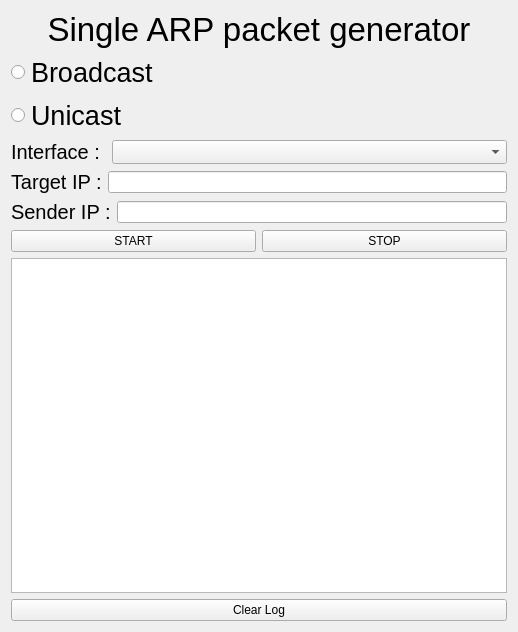
West-wise/Marp, file Marp/widget.ui: the form before one commit.
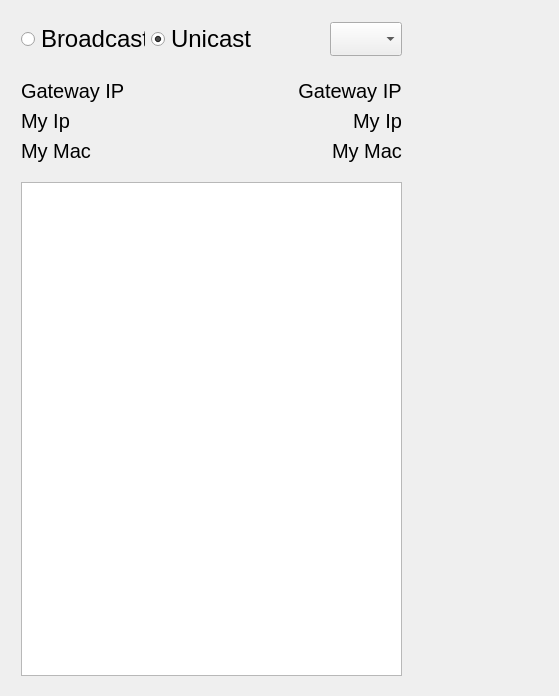
The form after the commit. Icons and pictures are not drawn.

```diff
--- a/Marp/widget.ui
+++ b/Marp/widget.ui
@@ -2,39 +2,60 @@
 <ui version="4.0">
  <class>Widget</class>
  <widget class="QWidget" name="Widget">
+  <property name="windowModality">
+   <enum>Qt::NonModal</enum>
+  </property>
   <property name="geometry">
    <rect>
     <x>0</x>
     <y>0</y>
-    <width>518</width>
-    <height>632</height>
+    <width>559</width>
+    <height>696</height>
    </rect>
   </property>
+  <property name="sizePolicy">
+   <sizepolicy hsizetype="Preferred" vsizetype="Preferred">
+    <horstretch>1</horstretch>
+    <verstretch>0</verstretch>
+   </sizepolicy>
+  </property>
   <property name="windowTitle">
    <string>Widget</string>
   </property>
-  <layout class="QVBoxLayout" name="verticalLayout">
-   <item>
-    <widget class="QLabel" name="label">
-     <property name="sizePolicy">
-      <sizepolicy hsizetype="Preferred" vsizetype="Maximum">
-       <horstretch>0</horstretch>
-       <verstretch>0</verstretch>
-      </sizepolicy>
-     </property>
-     <property name="font">
-      <font>
-       <pointsize>25</pointsize>
-      </font>
-     </property>
-     <property name="text">
-      <string>Single ARP packet generator</string>
-     </property>
-     <property name="alignment">
-      <set>Qt::AlignCenter</set>
-     </property>
-    </widget>
-   </item>
+  <widget class="QWidget" name="">
+   <property name="geometry">
+    <rect>
+     <x>21</x>
+     <y>5</y>
+     <width>381</width>
+     <height>671</height>
+    </rect>
+   </property>
+   <layout class="QGridLayout" name="gridLayout">
+    <item row="0" column="0">
+     <spacer name="verticalSpacer_3">
+      <property name="orientation">
+       <enum>Qt::Vertical</enum>
+      </property>
+      <property name="sizeType">
+       <enum>QSizePolicy::Preferred</enum>
+      </property>
+      <property name="sizeHint" stdset="0">
+       <size>
+        <width>418</width>
+        <height>17</height>
+       </size>
+      </property>
+     </spacer>
+    </item>
+    <item row="1" column="0">
+     <layout class="QHBoxLayout" name="horizontalLayout">
+      <property name="spacing">
+       <number>6</number>
+      </property>
+      <property name="sizeConstraint">
+       <enum>QLayout::SetMinAndMaxSize</enum>
+      </property>
    <item>
     <widget class="QRadioButton" name="rb_broadcast">
      <property name="sizePolicy">
@@ -45,7 +66,7 @@
      </property>
      <property name="font">
       <font>
-       <pointsize>20</pointsize>
+          <pointsize>18</pointsize>
       </font>
      </property>
      <property name="text">
@@ -63,38 +84,66 @@
      </property>
      <property name="font">
       <font>
-       <pointsize>20</pointsize>
+          <pointsize>18</pointsize>
       </font>
      </property>
      <property name="text">
       <string>Unicast</string>
      </property>
+        <property name="checked">
+         <bool>true</bool>
+        </property>
+        <property name="autoRepeat">
+         <bool>false</bool>
+        </property>
     </widget>
    </item>
    <item>
-    <layout class="QHBoxLayout" name="horizontalLayout_3">
-     <item>
-      <widget class="QLabel" name="label_2">
+       <widget class="QPushButton" name="btn_scan">
        <property name="sizePolicy">
-        <sizepolicy hsizetype="Fixed" vsizetype="Preferred">
+         <sizepolicy hsizetype="Fixed" vsizetype="Maximum">
          <horstretch>0</horstretch>
          <verstretch>0</verstretch>
         </sizepolicy>
        </property>
+        <property name="baseSize">
+         <size>
+          <width>50</width>
+          <height>50</height>
+         </size>
+        </property>
        <property name="font">
         <font>
          <pointsize>15</pointsize>
         </font>
        </property>
        <property name="text">
-        <string>Interface : </string>
+         <string/>
+        </property>
+        <property name="icon">
+         <iconset resource="Marp.qrc">
+          <normaloff>:/assets/img/antenna_stop.png</normaloff>
+          <normalon>:/assets/img/antenna.png</normalon>
+          <selectedon>:/assets/img/antenna.png</selectedon>:/assets/img/antenna_stop.png</iconset>
+        </property>
+        <property name="iconSize">
+         <size>
+          <width>25</width>
+          <height>25</height>
+         </size>
+        </property>
+        <property name="checkable">
+         <bool>true</bool>
+        </property>
+        <property name="flat">
+         <bool>true</bool>
        </property>
       </widget>
      </item>
      <item>
       <widget class="QComboBox" name="cb_iflist">
        <property name="sizePolicy">
-        <sizepolicy hsizetype="Expanding" vsizetype="Preferred">
+         <sizepolicy hsizetype="Fixed" vsizetype="Preferred">
          <horstretch>0</horstretch>
          <verstretch>0</verstretch>
         </sizepolicy>
@@ -103,34 +152,94 @@
      </item>
     </layout>
    </item>
+    <item row="2" column="0">
+     <spacer name="verticalSpacer_2">
+      <property name="orientation">
+       <enum>Qt::Vertical</enum>
+      </property>
+      <property name="sizeType">
+       <enum>QSizePolicy::Preferred</enum>
+      </property>
+      <property name="sizeHint" stdset="0">
+       <size>
+        <width>418</width>
+        <height>17</height>
+       </size>
+      </property>
+     </spacer>
+    </item>
+    <item row="3" column="0">
+     <layout class="QVBoxLayout" name="verticalLayout">
    <item>
     <layout class="QHBoxLayout" name="horizontalLayout_2">
      <item>
+         <widget class="QLabel" name="label_4">
+          <property name="font">
+           <font>
+            <pointsize>15</pointsize>
+           </font>
+          </property>
+          <property name="text">
+           <string>Gateway IP</string>
+          </property>
+         </widget>
+        </item>
+        <item>
+         <widget class="QLabel" name="GIp">
+          <property name="sizePolicy">
+           <sizepolicy hsizetype="Maximum" vsizetype="Maximum">
+            <horstretch>0</horstretch>
+            <verstretch>0</verstretch>
+           </sizepolicy>
+          </property>
+          <property name="font">
+           <font>
+            <pointsize>15</pointsize>
+           </font>
+          </property>
+          <property name="text">
+           <string>Gateway IP</string>
+          </property>
+          <property name="alignment">
+           <set>Qt::AlignCenter</set>
+          </property>
+         </widget>
+        </item>
+       </layout>
+      </item>
+      <item>
+       <layout class="QHBoxLayout" name="horizontalLayout_3">
+        <item>
       <widget class="QLabel" name="label_3">
-       <property name="sizePolicy">
-        <sizepolicy hsizetype="Fixed" vsizetype="Preferred">
-         <horstretch>0</horstretch>
-         <verstretch>0</verstretch>
-        </sizepolicy>
-       </property>
        <property name="font">
         <font>
          <pointsize>15</pointsize>
         </font>
        </property>
        <property name="text">
-        <string>Target IP :</string>
+           <string>My Ip</string>
        </property>
       </widget>
      </item>
      <item>
-      <widget class="QLineEdit" name="txt_target">
+         <widget class="QLabel" name="MIp">
        <property name="sizePolicy">
-        <sizepolicy hsizetype="Expanding" vsizetype="Fixed">
+           <sizepolicy hsizetype="Maximum" vsizetype="Maximum">
          <horstretch>0</horstretch>
          <verstretch>0</verstretch>
         </sizepolicy>
        </property>
+          <property name="font">
+           <font>
+            <pointsize>15</pointsize>
+           </font>
+          </property>
+          <property name="text">
+           <string>My Ip</string>
+          </property>
+          <property name="alignment">
+           <set>Qt::AlignCenter</set>
+          </property>
       </widget>
      </item>
     </layout>
@@ -138,93 +247,85 @@
    <item>
     <layout class="QHBoxLayout" name="horizontalLayout_4">
      <item>
-      <widget class="QLabel" name="label_4">
-       <property name="sizePolicy">
-        <sizepolicy hsizetype="Fixed" vsizetype="Preferred">
-         <horstretch>0</horstretch>
-         <verstretch>0</verstretch>
-        </sizepolicy>
-       </property>
+         <widget class="QLabel" name="label">
        <property name="font">
         <font>
          <pointsize>15</pointsize>
         </font>
        </property>
        <property name="text">
-        <string>Sender IP :</string>
+           <string>My Mac</string>
        </property>
       </widget>
      </item>
      <item>
-      <widget class="QLineEdit" name="txt_sender">
+         <widget class="QLabel" name="Mmac">
        <property name="sizePolicy">
-        <sizepolicy hsizetype="Expanding" vsizetype="Fixed">
+           <sizepolicy hsizetype="Maximum" vsizetype="Maximum">
          <horstretch>0</horstretch>
          <verstretch>0</verstretch>
         </sizepolicy>
        </property>
-      </widget>
-     </item>
-    </layout>
-   </item>
-   <item>
-    <layout class="QHBoxLayout" name="horizontalLayout">
-     <item>
-      <widget class="QPushButton" name="btn_send">
-       <property name="sizePolicy">
-        <sizepolicy hsizetype="Expanding" vsizetype="Fixed">
-         <horstretch>0</horstretch>
-         <verstretch>0</verstretch>
-        </sizepolicy>
+          <property name="font">
+           <font>
+            <pointsize>15</pointsize>
+           </font>
        </property>
        <property name="text">
-        <string>START</string>
-       </property>
-      </widget>
-     </item>
-     <item>
-      <widget class="QPushButton" name="btn_stop">
-       <property name="sizePolicy">
-        <sizepolicy hsizetype="Expanding" vsizetype="Fixed">
-         <horstretch>0</horstretch>
-         <verstretch>0</verstretch>
-        </sizepolicy>
-       </property>
-       <property name="text">
-        <string>STOP</string>
-       </property>
+           <string>My Mac</string>
+          </property>
+          <property name="alignment">
+           <set>Qt::AlignCenter</set>
+          </property>
       </widget>
      </item>
     </layout>
    </item>
-   <item>
-    <widget class="QPlainTextEdit" name="logbox">
+     </layout>
+    </item>
+    <item row="4" column="0">
+     <spacer name="verticalSpacer">
+      <property name="orientation">
+       <enum>Qt::Vertical</enum>
+      </property>
+      <property name="sizeType">
+       <enum>QSizePolicy::Preferred</enum>
+      </property>
+      <property name="sizeHint" stdset="0">
+       <size>
+        <width>418</width>
+        <height>13</height>
+       </size>
+      </property>
+     </spacer>
+    </item>
+    <item row="5" column="0">
+     <widget class="QTableView" name="tl_DeviceList">
      <property name="sizePolicy">
-      <sizepolicy hsizetype="Expanding" vsizetype="Expanding">
+       <sizepolicy hsizetype="Minimum" vsizetype="Expanding">
        <horstretch>0</horstretch>
        <verstretch>0</verstretch>
       </sizepolicy>
      </property>
-     <property name="tabChangesFocus">
+      <property name="dragEnabled">
       <bool>true</bool>
      </property>
-     <property name="readOnly">
+      <property name="sortingEnabled">
       <bool>true</bool>
      </property>
-     <property name="centerOnScroll">
+      <attribute name="horizontalHeaderCascadingSectionResizes">
       <bool>false</bool>
-     </property>
-    </widget>
-   </item>
-   <item>
-    <widget class="QPushButton" name="btn_clearlog">
-     <property name="text">
-      <string>Clear Log</string>
-     </property>
+      </attribute>
+      <attribute name="horizontalHeaderStretchLastSection">
+       <bool>true</bool>
+      </attribute>
     </widget>
    </item>
   </layout>
  </widget>
- <resources/>
+ </widget>
+ <resources>
+  <include location="Marp.qrc"/>
+ </resources>
  <connections/>
 </ui>
```
Lines whose indentation alone changed are shown as unchanged.
